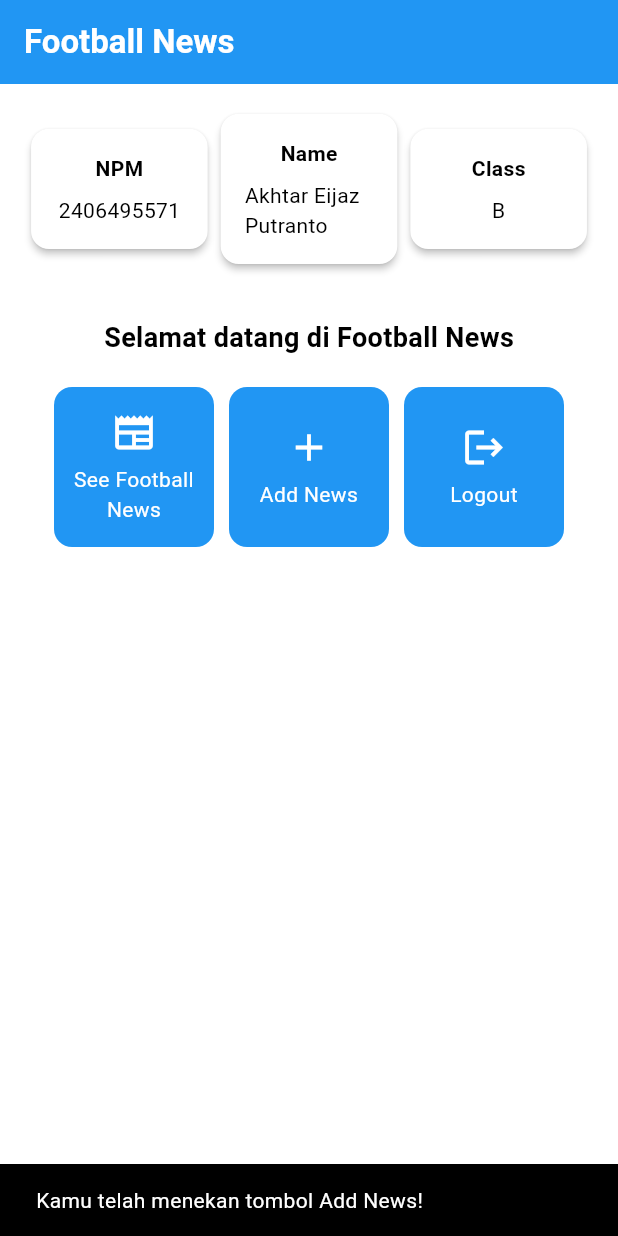
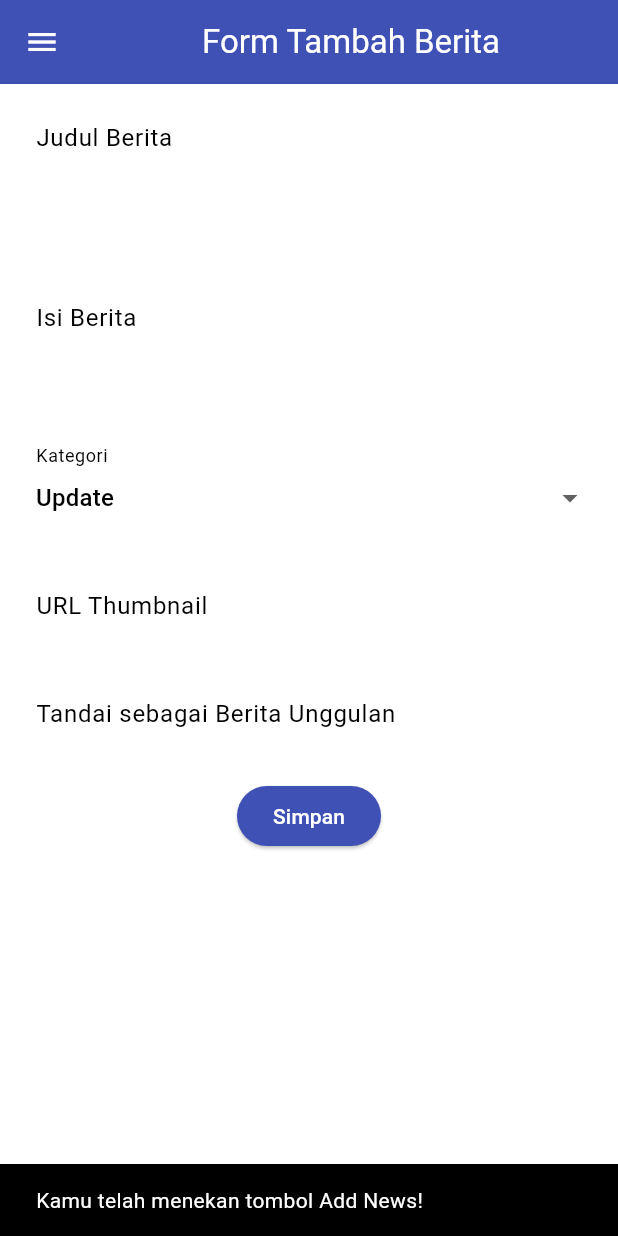
Before and after one commit to akhtareijaz/football-news-mobile, a Flutter app: the screen it shows after launch, after a tap on "Add News", on a phone screen of 412 x 824 dp. Run offline on Flutter 3.47's test engine with Material 3 defaults, Android fonts, the phone set to English and light mode, and no system bars.

Commit message:
Menyelesaikan tutorial 7

```diff
--- a/lib/main.dart
+++ b/lib/main.dart
@@ -1,5 +1,5 @@
 import 'package:flutter/material.dart';
-import 'package:football_news/menu.dart';
+import 'package:football_news/screens/menu.dart';
 
 void main() {
   runApp(const MyApp());
@@ -29,8 +29,8 @@ class MyApp extends StatelessWidget {
         //
         // This works for code too, not just values: Most code changes can be
         // tested with just a hot reload.
-         colorScheme: ColorScheme.fromSwatch(primarySwatch: Colors.blue)
-          .copyWith(secondary: Colors.blueAccent[300]),
+         colorScheme: ColorScheme.fromSwatch(primarySwatch: Colors.blueGrey)
+          .copyWith(secondary: Colors.blueGrey),
       ),
       home: MyHomePage(),
     );
--- a/lib/menu.dart
+++ b/lib/screens/menu.dart
@@ -1,4 +1,8 @@
 import 'package:flutter/material.dart';
+import 'package:football_news/widgets/left_drawer.dart';
+import 'package:football_news/widgets/news_card.dart';
+
+
 class MyHomePage extends StatelessWidget {
   MyHomePage({super.key});
 
@@ -88,6 +92,7 @@ class MyHomePage extends StatelessWidget {
           ],
         ),
       ),
+      drawer: LeftDrawer(),
     );
   }
 }
@@ -131,58 +136,3 @@ class ItemHomepage {
 
  ItemHomepage(this.name, this.icon);
 }
-
-
-class ItemCard extends StatelessWidget {
-  // Menampilkan kartu dengan ikon dan nama.
-
-  final ItemHomepage item;
-
-  const ItemCard(this.item, {super.key});
-
-  @override
-  Widget build(BuildContext context) {
-    return Material(
-      // Menentukan warna latar belakang dari tema aplikasi.
-      color: Theme.of(context).colorScheme.secondary,
-      // Membuat sudut kartu melengkung.
-      borderRadius: BorderRadius.circular(12),
-
-      child: InkWell(
-        // Aksi ketika kartu ditekan.
-        onTap: () {
-          // Menampilkan pesan SnackBar saat kartu ditekan.
-          ScaffoldMessenger.of(context)
-            ..hideCurrentSnackBar()
-            ..showSnackBar(
-              SnackBar(content: Text("Kamu telah menekan tombol ${item.name}!"))
-            );
-        },
-        // Container untuk menyimpan Icon dan Text
-        child: Container(
-          padding: const EdgeInsets.all(8),
-          child: Center(
-            child: Column(
-              // Menyusun ikon dan teks di tengah kartu.
-              mainAxisAlignment: MainAxisAlignment.center,
-              children: [
-                Icon(
-                  item.icon,
-                  color: Colors.white,
-                  size: 30.0,
-                ),
-                const Padding(padding: EdgeInsets.all(3)),
-                Text(
-                  item.name,
-                  textAlign: TextAlign.center,
-                  style: const TextStyle(color: Colors.white),
-                ),
-              ],
-            ),
-          ),
-        ),
-      ),
-    );
-  }
-
-}
--- /dev/null
+++ b/lib/screens/newslist_form.dart
@@ -0,0 +1,216 @@
+import 'package:flutter/material.dart';
+import 'package:football_news/widgets/left_drawer.dart';
+// TODO: Impor drawer yang sudah dibuat sebelumnya
+
+class NewsFormPage extends StatefulWidget {
+    const NewsFormPage({super.key});
+
+    @override
+    State<NewsFormPage> createState() => _NewsFormPageState();
+}
+
+class _NewsFormPageState extends State<NewsFormPage> {
+    final _formKey = GlobalKey<FormState>();
+    String _title = "";
+    String _content = "";
+    String _category = "update"; // default
+    String _thumbnail = "";
+    bool _isFeatured = false; // default
+
+    final List<String> _categories = [
+      'transfer',
+      'update',
+      'exclusive',
+      'match',
+      'rumor',
+      'analysis',
+    ];
+
+    @override
+    Widget build(BuildContext context) {
+        return Scaffold(
+          appBar: AppBar(
+            title: const Center(
+              child: Text(
+                'Form Tambah Berita',
+              ),
+            ),
+            backgroundColor: Colors.indigo,
+            foregroundColor: Colors.white,
+          ),
+          // TODO: Tambahkan drawer yang sudah dibuat di sini
+          drawer: LeftDrawer(),
+          body: Form(
+            key: _formKey,
+            child: SingleChildScrollView(
+              child: Column(
+                crossAxisAlignment: CrossAxisAlignment.start,
+                children:[
+                  // === Title ===
+                  Padding(
+                    padding: const EdgeInsets.all(8.0),
+                    child: TextFormField(
+                      decoration: InputDecoration(
+                        hintText: "Judul Berita",
+                        labelText: "Judul Berita",
+                        border: OutlineInputBorder(
+                          borderRadius: BorderRadius.circular(5.0),
+                        ),
+                      ),
+                      onChanged: (String? value) {
+                        setState(() {
+                          _title = value!;
+                        });
+                      },
+                      validator: (String? value) {
+                        if (value == null || value.isEmpty) {
+                          return "Judul tidak boleh kosong!";
+                        }
+                        return null;
+                      },
+                    ),
+                  ),
+
+                  // === Content ===
+                Padding(
+                  padding: const EdgeInsets.all(8.0),
+                  child: TextFormField(
+                    maxLines: 5,
+                    decoration: InputDecoration(
+                      hintText: "Isi Berita",
+                      labelText: "Isi Berita",
+                      border: OutlineInputBorder(
+                        borderRadius: BorderRadius.circular(5.0),
+                      ),
+                    ),
+                    onChanged: (String? value) {
+                      setState(() {
+                        _content = value!;
+                      });
+                    },
+                    validator: (String? value) {
+                      if (value == null || value.isEmpty) {
+                        return "Isi berita tidak boleh kosong!";
+                      }
+                      return null;
+                    },
+                  ),
+                ),
+
+                // === Category ===
+                Padding(
+                  padding: const EdgeInsets.all(8.0),
+                  child: DropdownButtonFormField<String>(
+                    decoration: InputDecoration(
+                      labelText: "Kategori",
+                      border: OutlineInputBorder(
+                        borderRadius: BorderRadius.circular(5.0),
+                      ),
+                    ),
+                    value: _category,
+                    items: _categories
+                        .map((cat) => DropdownMenuItem(
+                              value: cat,
+                              child: Text(
+                                  cat[0].toUpperCase() + cat.substring(1)),
+                            ))
+                        .toList(),
+                    onChanged: (String? newValue) {
+                      setState(() {
+                        _category = newValue!;
+                      });
+                    },
+                  ),
+                ),
+
+                // === Thumbnail URL ===
+                Padding(
+                  padding: const EdgeInsets.all(8.0),
+                  child: TextFormField(
+                    decoration: InputDecoration(
+                      hintText: "URL Thumbnail (opsional)",
+                      labelText: "URL Thumbnail",
+                      border: OutlineInputBorder(
+                        borderRadius: BorderRadius.circular(5.0),
+                      ),
+                    ),
+                    onChanged: (String? value) {
+                      setState(() {
+                        _thumbnail = value!;
+                      });
+                    },
+                  ),
+                ),
+
+                // === Is Featured ===
+                Padding(
+                  padding: const EdgeInsets.all(8.0),
+                  child: SwitchListTile(
+                    title: const Text("Tandai sebagai Berita Unggulan"),
+                    value: _isFeatured,
+                    onChanged: (bool value) {
+                      setState(() {
+                        _isFeatured = value;
+                      });
+                    },
+                  ),
+                ),
+                // === Tombol Simpan ===
+                  Align(
+                    alignment: Alignment.bottomCenter,
+                    child: Padding(
+                      padding: const EdgeInsets.all(8.0),
+                      child: ElevatedButton(
+                        style: ButtonStyle(
+                          backgroundColor:
+                              MaterialStateProperty.all(Colors.indigo),
+                        ),
+                        onPressed: () {
+                          if (_formKey.currentState!.validate()) {
+                            showDialog(
+                              context: context,
+                              builder: (context) {
+                                return AlertDialog(
+                                  title: const Text('Berita berhasil disimpan!'),
+                                  content: SingleChildScrollView(
+                                    child: Column(
+                                      crossAxisAlignment:
+                                          CrossAxisAlignment.start,
+                                      children: [
+                                        Text('Judul: $_title'),
+                                        Text('Isi: $_content'),
+                                        Text('Kategori: $_category'),
+                                        Text('Thumbnail: $_thumbnail'),
+                                        Text(
+                                            'Unggulan: ${_isFeatured ? "Ya" : "Tidak"}'),
+                                      ],
+                                    ),
+                                  ),
+                                  actions: [
+                                    TextButton(
+                                      child: const Text('OK'),
+                                      onPressed: () {
+                                        Navigator.pop(context);
+                                      },
+                                    ),
+                                  ],
+                                );
+                              },
+                            );
+                            _formKey.currentState!.reset();
+                          }
+                        },
+                        child: const Text(
+                          "Simpan",
+                          style: TextStyle(color: Colors.white),
+                        ),
+                      ),
+                    ),
+                  ),
+                ],
+              ),
+            ),
+          ),
+        );
+    }
+}
--- /dev/null
+++ b/lib/widgets/left_drawer.dart
@@ -0,0 +1,77 @@
+import 'package:flutter/material.dart';
+import 'package:football_news/screens/menu.dart';
+import 'package:football_news/screens/newslist_form.dart';
+// TODO: Impor halaman NewsFormPage jika sudah dibuat
+
+class LeftDrawer extends StatelessWidget {
+  const LeftDrawer({super.key});
+
+  @override
+  Widget build(BuildContext context) {
+    return Drawer(
+      child: ListView(
+        children: [
+          const DrawerHeader(
+            decoration: BoxDecoration(
+              color: Colors.blueGrey,
+            ),
+            child: Column(
+              children: [
+                Text(
+                  'Football News',
+                  textAlign: TextAlign.center,
+                  style: TextStyle(
+                    fontSize: 30,
+                    fontWeight: FontWeight.bold,
+                    color: Colors.white,
+                  ),
+                ),
+                Padding(padding: EdgeInsets.all(10)),
+                Text("Seluruh berita sepak bola terkini di sini!",
+                  textAlign: TextAlign.center,
+                  // TODO: Tambahkan gaya teks dengan center alignment, font ukuran 15, warna putih, dan weight biasa
+                  style: TextStyle(
+                    fontSize: 15,
+                    color: Colors.white,
+                    fontWeight: FontWeight.normal,
+
+                  )
+                ),
+              ],
+            ),
+          ),
+          // TODO: Bagian routing
+          ListTile(
+            leading: const Icon(Icons.home_outlined),
+            title: const Text('Home'),
+            // Bagian redirection ke MyHomePage
+            onTap: () {
+              Navigator.pushReplacement(
+                  context,
+                  MaterialPageRoute(
+                    builder: (context) => MyHomePage(),
+                  ));
+            },
+          ),
+          ListTile(
+            leading: const Icon(Icons.post_add),
+            title: const Text('Add News'),
+            // Bagian redirection ke NewsFormPage
+            onTap: () {
+              /*
+              TODO: Buatlah routing ke NewsFormPage di sini,
+              setelah halaman NewsFormPage sudah dibuat.
+              */
+              Navigator.pushReplacement(
+                context,
+                MaterialPageRoute(
+                  builder: (context) => NewsFormPage()
+                )
+              );
+            },
+          ),
+        ],
+      ),
+    );
+  }
+}
--- /dev/null
+++ b/lib/widgets/news_card.dart
@@ -0,0 +1,67 @@
+import 'package:flutter/material.dart';
+import 'package:football_news/screens/menu.dart';
+import 'package:football_news/screens/newslist_form.dart';
+
+class ItemCard extends StatelessWidget {
+  // Menampilkan kartu dengan ikon dan nama.
+
+  final ItemHomepage item;
+
+  const ItemCard(this.item, {super.key});
+
+  @override
+  Widget build(BuildContext context) {
+    return Material(
+      // Menentukan warna latar belakang dari tema aplikasi.
+      color: Theme.of(context).colorScheme.secondary,
+      // Membuat sudut kartu melengkung.
+      borderRadius: BorderRadius.circular(12),
+
+      child: InkWell(
+        // Aksi ketika kartu ditekan.
+        onTap: () {
+          // Menampilkan pesan SnackBar saat kartu ditekan.
+          ScaffoldMessenger.of(context)
+            ..hideCurrentSnackBar()
+            ..showSnackBar(
+              SnackBar(content: Text("Kamu telah menekan tombol ${item.name}!"))
+            );
+          // Navigate ke route yang sesuai (tergantung jenis tombol)
+          if (item.name == "Add News") {
+            // TODO: Gunakan Navigator.push untuk melakukan navigasi ke MaterialPageRoute yang mencakup NewsFormPage.
+            Navigator.push(
+              context,
+              MaterialPageRoute(
+                builder: (context) => NewsFormPage(),
+              ),
+            );
+          }
+        },
+        // Container untuk menyimpan Icon dan Text
+        child: Container(
+          padding: const EdgeInsets.all(8),
+          child: Center(
+            child: Column(
+              // Menyusun ikon dan teks di tengah kartu.
+              mainAxisAlignment: MainAxisAlignment.center,
+              children: [
+                Icon(
+                  item.icon,
+                  color: Colors.white,
+                  size: 30.0,
+                ),
+                const Padding(padding: EdgeInsets.all(3)),
+                Text(
+                  item.name,
+                  textAlign: TextAlign.center,
+                  style: const TextStyle(color: Colors.white),
+                ),
+              ],
+            ),
+          ),
+        ),
+      ),
+    );
+  }
+
+}
```
